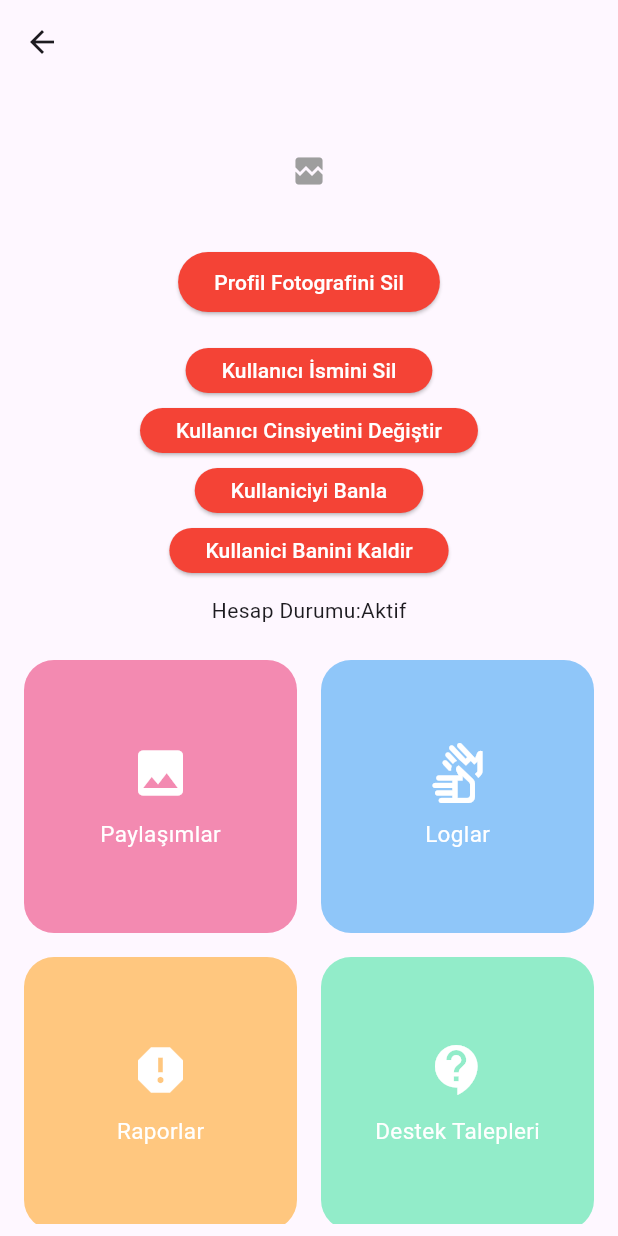
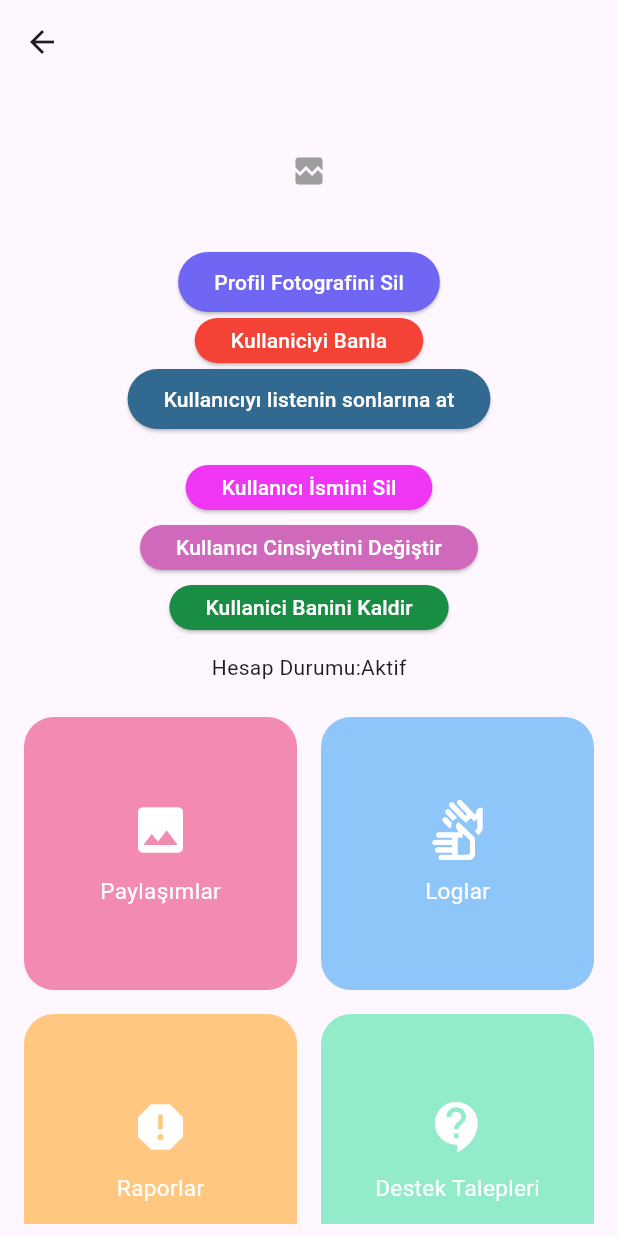
Before and after one commit to hamzakircicek/wientech_developer, a Flutter app: the UserDetailPage screen opened directly with empty values, after a tap on "Kullaniciyi Banla", on a phone screen of 412 x 824 dp. Run offline on Flutter 3.47's test engine with Material 3 defaults, Android fonts, the phone set to English and light mode, and no system bars; drawn by our look-alikes of cached_network_image; our stand-ins replace firebase_core, firebase_messaging, flutter_bloc, flutter_secure_storage, fluttertoast; accounts and stored records are empty; generated files the repository leaves out were written again; network calls fail; statements that could not run were skipped.

Commit message:
kullanıcı liste olayı düzenlendi

```diff
--- a/lib/pages/user_detail_page.dart
+++ b/lib/pages/user_detail_page.dart
@@ -54,7 +54,7 @@ class UserDetailPage extends StatelessWidget {
                     ),
                   ElevatedButton(
                     style: ElevatedButton.styleFrom(
-                      backgroundColor: Colors.red,
+                      backgroundColor: const Color.fromARGB(255, 111, 102, 244),
                     ),
                     onPressed: () async {
                       final res = await ApiService.removeProfilePhoto(
@@ -83,6 +83,68 @@ class UserDetailPage extends StatelessWidget {
                       style: TextStyle(color: Colors.white),
                     ),
                   ),
+
+                  SizedBox(
+                    height: 30,
+                    child: ElevatedButton(
+                      style: ElevatedButton.styleFrom(
+                        backgroundColor: Colors.red,
+                      ),
+                      onPressed: () async {
+                        final res = await ApiService.banUser(userId: user.id);
+                        if (res) {
+                          Fluttertoast.showToast(
+                            backgroundColor: const Color.fromARGB(
+                              238,
+                              224,
+                              224,
+                              224,
+                            ),
+                            textColor: Colors.black,
+                            fontSize: 14,
+                            msg: 'Kullanici banlandi',
+                            toastLength: Toast.LENGTH_LONG,
+                            gravity: ToastGravity.BOTTOM,
+                          );
+                        }
+                      },
+                      child: Text(
+                        'Kullaniciyi Banla',
+                        style: TextStyle(color: Colors.white),
+                      ),
+                    ),
+                  ),
+
+                  ElevatedButton(
+                    style: ElevatedButton.styleFrom(
+                      backgroundColor: const Color.fromARGB(255, 50, 105, 144),
+                    ),
+                    onPressed: () async {
+                      final res = await ApiService.throwUserBack(
+                        userId: user.id,
+                      );
+
+                      if (res) {
+                        Fluttertoast.showToast(
+                          backgroundColor: const Color.fromARGB(
+                            238,
+                            224,
+                            224,
+                            224,
+                          ),
+                          textColor: Colors.black,
+                          fontSize: 14,
+                          msg: 'Kullanıcı listenin sonlarına atıldı',
+                          toastLength: Toast.LENGTH_LONG,
+                          gravity: ToastGravity.BOTTOM,
+                        );
+                      }
+                    },
+                    child: Text(
+                      'Kullanıcıyı listenin sonlarına at',
+                      style: TextStyle(color: Colors.white),
+                    ),
+                  ),
                 ],
               ),
               Column(
@@ -103,7 +165,12 @@ class UserDetailPage extends StatelessWidget {
                   if (user.bio.isNotEmpty)
                     ElevatedButton(
                       style: ElevatedButton.styleFrom(
-                        backgroundColor: Colors.red,
+                        backgroundColor: const Color.fromARGB(
+                          255,
+                          149,
+                          54,
+                          244,
+                        ),
                       ),
                       onPressed: () {},
                       child: Text(
@@ -116,7 +183,9 @@ class UserDetailPage extends StatelessWidget {
               SizedBox(
                 height: 30,
                 child: ElevatedButton(
-                  style: ElevatedButton.styleFrom(backgroundColor: Colors.red),
+                  style: ElevatedButton.styleFrom(
+                    backgroundColor: const Color.fromARGB(255, 238, 54, 244),
+                  ),
                   onPressed: () async {
                     final res = await ApiService.removeUserName(
                       userId: user.id,
@@ -146,7 +215,9 @@ class UserDetailPage extends StatelessWidget {
               SizedBox(
                 height: 30,
                 child: ElevatedButton(
-                  style: ElevatedButton.styleFrom(backgroundColor: Colors.red),
+                  style: ElevatedButton.styleFrom(
+                    backgroundColor: const Color.fromARGB(255, 208, 104, 187),
+                  ),
                   onPressed: () async {
                     final res = await ApiService.changeUserGender(
                       userId: user.id,
@@ -179,35 +250,9 @@ class UserDetailPage extends StatelessWidget {
               SizedBox(
                 height: 30,
                 child: ElevatedButton(
-                  style: ElevatedButton.styleFrom(backgroundColor: Colors.red),
-                  onPressed: () async {
-                    final res = await ApiService.banUser(userId: user.id);
-                    if (res) {
-                      Fluttertoast.showToast(
-                        backgroundColor: const Color.fromARGB(
-                          238,
-                          224,
-                          224,
-                          224,
-                        ),
-                        textColor: Colors.black,
-                        fontSize: 14,
-                        msg: 'Kullanici banlandi',
-                        toastLength: Toast.LENGTH_LONG,
-                        gravity: ToastGravity.BOTTOM,
-                      );
-                    }
-                  },
-                  child: Text(
-                    'Kullaniciyi Banla',
-                    style: TextStyle(color: Colors.white),
+                  style: ElevatedButton.styleFrom(
+                    backgroundColor: const Color.fromARGB(255, 25, 141, 67),
                   ),
-                ),
-              ),
-              SizedBox(
-                height: 30,
-                child: ElevatedButton(
-                  style: ElevatedButton.styleFrom(backgroundColor: Colors.red),
                   onPressed: () async {
                     final res = await ApiService.removeBanUser(userId: user.id);
                     if (res) {
```
